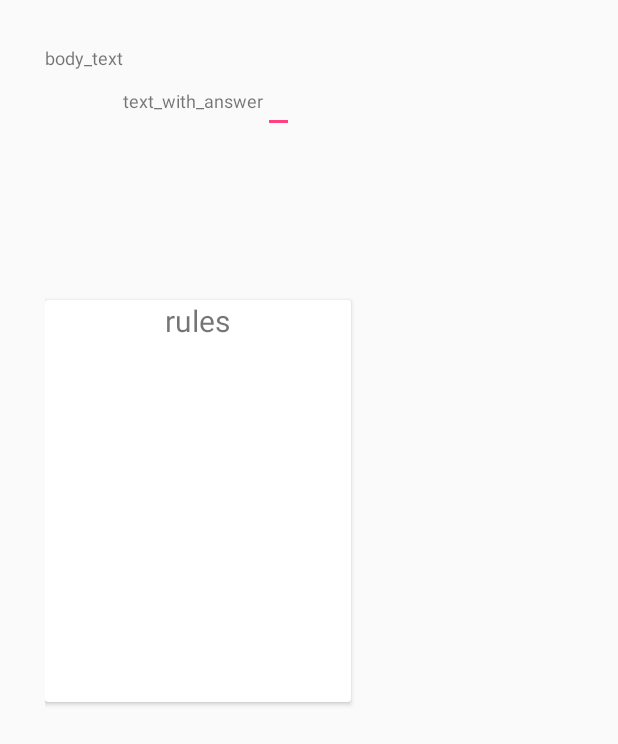
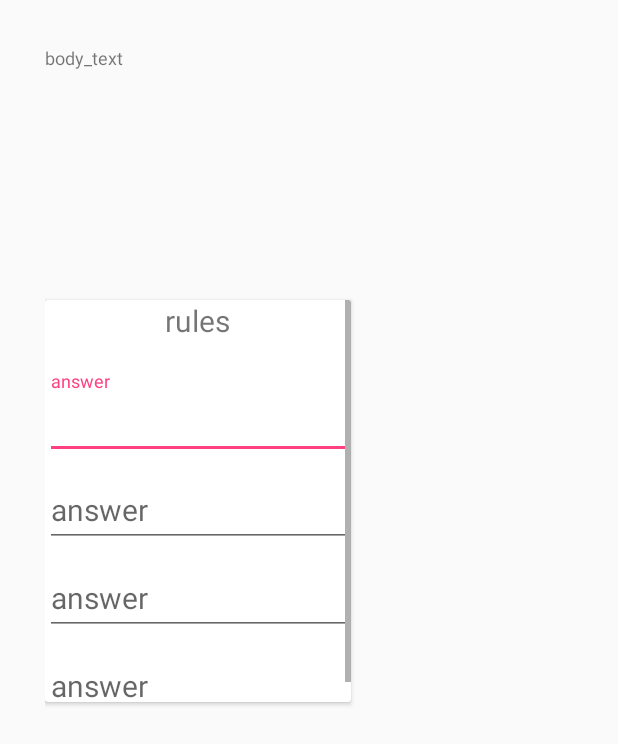
Before and after one commit to project-java-learn/java_learn, an Android app: the layout fragment_fill_blank.xml on its own in the app's theme, with its tools: preview values and no code run, on a phone screen of 412 x 824 dp. Shown: the top 744 px of the screen. Run offline under Robolectric (Android 15) with nearby library versions, the phone set to English and light mode, and no system bars.

Commit message:
add xml changes to fill in the blank

```diff
--- a/app/src/main/AndroidManifest.xml
+++ b/app/src/main/AndroidManifest.xml
@@ -9,7 +9,7 @@
     android:roundIcon="@mipmap/ic_launcher_round"
     android:supportsRtl="true"
     android:theme="@style/AppTheme">
-    <activity android:name=".MainActivity">
+    <activity android:name=".MainActivity" android:screenOrientation="landscape">
       <intent-filter>
         <action android:name="android.intent.action.MAIN"/>
 
--- a/app/src/main/java/edu/cnm/deepdive/java_learn/DragDropFragment.java
+++ b/app/src/main/java/edu/cnm/deepdive/java_learn/dragDrop/DragDropFragment.java
@@ -1,4 +1,4 @@
-package edu.cnm.deepdive.java_learn;
+package edu.cnm.deepdive.java_learn.dragDrop;
 
 
 import android.os.Bundle;
@@ -6,6 +6,7 @@ import android.support.v4.app.Fragment;
 import android.view.LayoutInflater;
 import android.view.View;
 import android.view.ViewGroup;
+import edu.cnm.deepdive.java_learn.R;
 
 
 /**
--- a/app/src/main/java/edu/cnm/deepdive/java_learn/HighlightFragment.java
+++ b/app/src/main/java/edu/cnm/deepdive/java_learn/fillInBlank/FillBlank.java
@@ -1,18 +1,24 @@
-package edu.cnm.deepdive.java_learn;
+package edu.cnm.deepdive.java_learn.fillInBlank;
+
 
 import android.os.Bundle;
 import android.support.v4.app.Fragment;
 import android.view.LayoutInflater;
 import android.view.View;
 import android.view.ViewGroup;
+import edu.cnm.deepdive.java_learn.R;
 
 
-public class HighlightFragment extends Fragment {
+/**
+ * A simple {@link Fragment} subclass.
+ */
+public class FillBlank extends Fragment {
 
   @Override
   public View onCreateView(LayoutInflater inflater, ViewGroup container,
       Bundle savedInstanceState) {
     // Inflate the layout for this fragment
-    return inflater.inflate(R.layout.fragment_highlight, container, false);
+    return inflater.inflate(R.layout.fragment_fill_blank, container, false);
   }
+
 }
--- a/app/src/main/java/edu/cnm/deepdive/java_learn/FillBlank.java
+++ b/app/src/main/java/edu/cnm/deepdive/java_learn/highlight/HighlightFragment.java
@@ -1,29 +1,19 @@
-package edu.cnm.deepdive.java_learn;
-
+package edu.cnm.deepdive.java_learn.highlight;
 
 import android.os.Bundle;
 import android.support.v4.app.Fragment;
 import android.view.LayoutInflater;
 import android.view.View;
 import android.view.ViewGroup;
+import edu.cnm.deepdive.java_learn.R;
 
 
-/**
- * A simple {@link Fragment} subclass.
- */
-public class FillBlank extends Fragment {
-
-
-  public FillBlank() {
-    // Required empty public constructor
-  }
-
+public class HighlightFragment extends Fragment {
 
   @Override
   public View onCreateView(LayoutInflater inflater, ViewGroup container,
       Bundle savedInstanceState) {
     // Inflate the layout for this fragment
-    return inflater.inflate(R.layout.fragment_fill_blank, container, false);
+    return inflater.inflate(R.layout.fragment_highlight, container, false);
   }
-
 }
--- a/app/src/main/res/layout/fragment_drag_drop.xml
+++ b/app/src/main/res/layout/fragment_drag_drop.xml
@@ -4,7 +4,7 @@
   xmlns:tools="http://schemas.android.com/tools"
   android:layout_width="match_parent"
   android:layout_height="match_parent"
-  tools:context=".DragDropFragment"
+  tools:context=".dragDrop.DragDropFragment"
   android:padding="20dp">
 
   <LinearLayout
--- a/app/src/main/res/layout/fragment_fill_blank.xml
+++ b/app/src/main/res/layout/fragment_fill_blank.xml
@@ -1,18 +1,19 @@
 <?xml version="1.0" encoding="utf-8"?>
 <RelativeLayout
   xmlns:android="http://schemas.android.com/apk/res/android"
+  xmlns:app="http://schemas.android.com/apk/res-auto"
   xmlns:tools="http://schemas.android.com/tools"
   android:layout_width="match_parent"
   android:layout_height="match_parent"
-  xmlns:app="http://schemas.android.com/apk/res-auto"
   android:padding="30dp"
   android:orientation="horizontal"
-  tools:context=".FillBlank">
+  tools:context=".fillInBlank.FillBlank">
 
   <!--Body of Text-->
   <LinearLayout
     android:layout_width="500sp"
-    android:layout_height="match_parent">
+    android:layout_height="match_parent"
+    android:orientation="vertical">
 
     <!--body of text no fill-->
     <TextView
@@ -20,35 +21,6 @@
       android:layout_height="wrap_content"
       android:text="body_text"
       android:textSize="12dp"/>
-
-    <LinearLayout
-      android:layout_width="wrap_content"
-      android:layout_height="wrap_content"
-      android:orientation="horizontal">
-
-      <!--body of text with fill-->
-      <TextView
-        android:layout_width="wrap_content"
-        android:layout_height="wrap_content"
-        android:text="text_with_answer"
-        android:textSize="12dp"
-        />
-
-      <android.support.design.widget.TextInputLayout
-        android:layout_width="match_parent"
-        android:layout_height="wrap_content"
-        app:hintAnimationEnabled="true">
-
-        <android.support.design.widget.TextInputEditText
-          android:layout_width="match_parent"
-          android:layout_height="wrap_content"
-          android:hint="answer"
-          android:textSize="20sp" />
-
-      </android.support.design.widget.TextInputLayout>
-
-
-    </LinearLayout>
 
   </LinearLayout>
 
@@ -61,14 +33,80 @@
     android:layout_alignParentEnd="true"
     android:layout_alignParentTop="true">
 
+    <ScrollView
+      android:layout_width="match_parent"
+      android:layout_height="match_parent">
+
+    <LinearLayout
+      android:layout_width="match_parent"
+      android:layout_height="match_parent"
+      android:orientation="vertical"
+      >
+
       <TextView
         android:layout_width="wrap_content"
         android:layout_height="wrap_content"
+        android:layout_gravity="center_horizontal"
+        android:paddingBottom="20dp"
         android:text="rules"
         android:textSize="20sp"
-      android:layout_gravity="center|top"
         />
 
+
+      <android.support.design.widget.TextInputLayout
+        android:layout_width="match_parent"
+        android:layout_height="wrap_content"
+        app:hintAnimationEnabled="true">
+
+        <android.support.design.widget.TextInputEditText
+          android:layout_width="match_parent"
+          android:layout_height="wrap_content"
+          android:hint="answer"
+          android:textSize="20sp"/>
+
+      </android.support.design.widget.TextInputLayout>
+
+      <android.support.design.widget.TextInputLayout
+        android:layout_width="match_parent"
+        android:layout_height="wrap_content"
+        app:hintAnimationEnabled="true">
+
+        <android.support.design.widget.TextInputEditText
+          android:layout_width="match_parent"
+          android:layout_height="wrap_content"
+          android:hint="answer"
+          android:textSize="20sp"/>
+
+      </android.support.design.widget.TextInputLayout>
+
+      <android.support.design.widget.TextInputLayout
+        android:layout_width="match_parent"
+        android:layout_height="wrap_content"
+        app:hintAnimationEnabled="true">
+
+        <android.support.design.widget.TextInputEditText
+          android:layout_width="match_parent"
+          android:layout_height="wrap_content"
+          android:hint="answer"
+          android:textSize="20sp"/>
+
+      </android.support.design.widget.TextInputLayout>
+
+      <android.support.design.widget.TextInputLayout
+        android:layout_width="match_parent"
+        android:layout_height="wrap_content"
+        app:hintAnimationEnabled="true">
+
+        <android.support.design.widget.TextInputEditText
+          android:layout_width="match_parent"
+          android:layout_height="wrap_content"
+          android:hint="answer"
+          android:textSize="20sp"/>
+
+      </android.support.design.widget.TextInputLayout>
+
+    </LinearLayout>
+    </ScrollView>
   </android.support.v7.widget.CardView>
 
 
--- a/app/src/main/res/layout/fragment_highlight.xml
+++ b/app/src/main/res/layout/fragment_highlight.xml
@@ -18,7 +18,7 @@
     xmlns:tools="http://schemas.android.com/tools"
     android:layout_width="match_parent"
     android:layout_height="match_parent"
-    tools:context=".HighlightFragment">
+    tools:context=".highlight.HighlightFragment">
 
 
     <TextView
```
Lines whose indentation alone changed are shown as unchanged.
